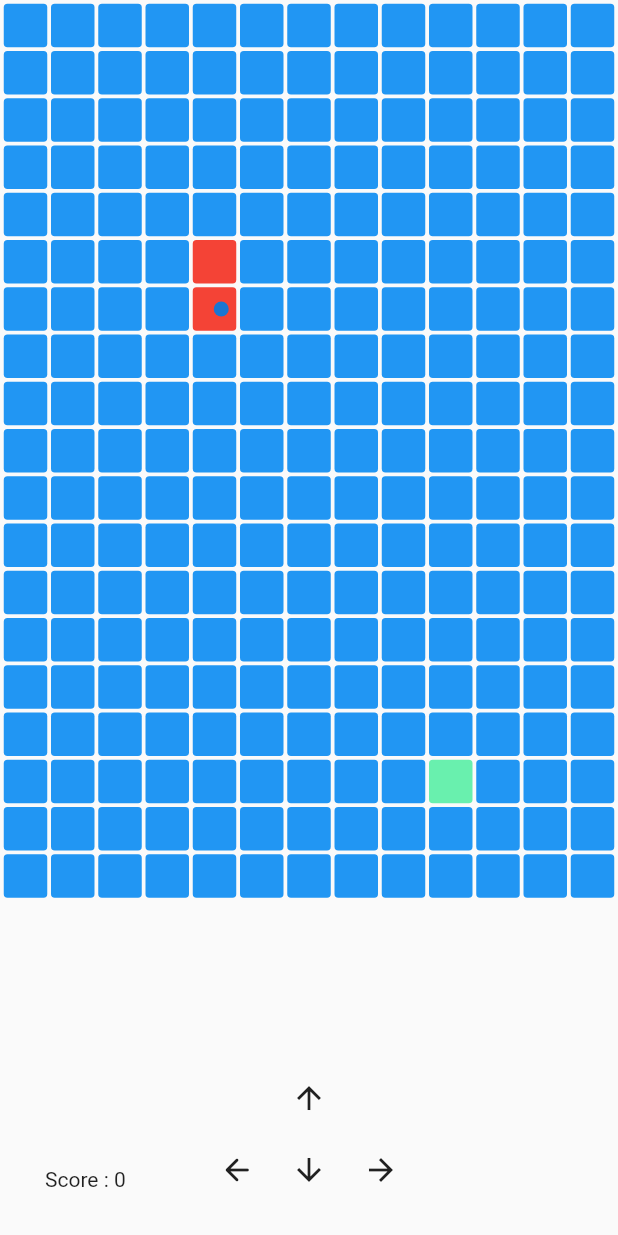
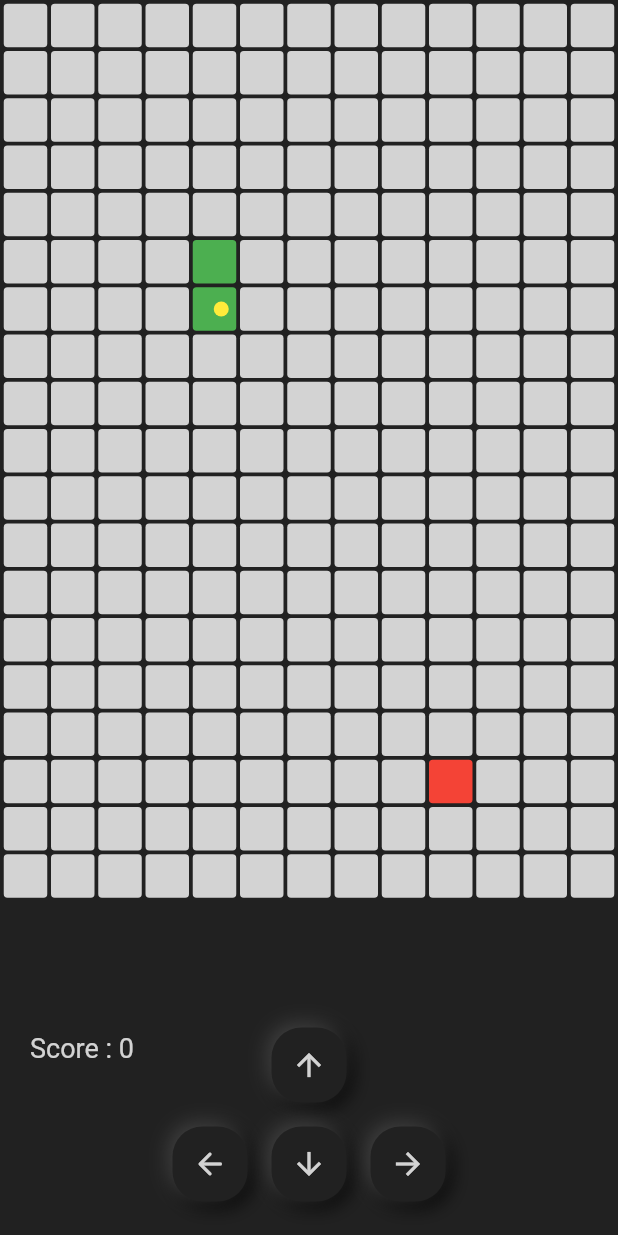
Before and after one commit to wrteam-priyansh/games-in-flutter, a Flutter app: the SnackGameScreen screen opened directly, on a phone screen of 412 x 824 dp. Run offline on Flutter 3.47's test engine with Material 2 defaults, Android fonts, the phone set to English and light mode, and no system bars; missing offline and left inert: flame.

Commit message:
completed snack game except comments

```diff
--- a/lib/screens/snackGameScreen.dart
+++ b/lib/screens/snackGameScreen.dart
@@ -27,9 +27,9 @@ class _SnackGameScreenState extends State<SnackGameScreen> {
   late double blockHeightAndWidth = 30.0;
 
   Color _gridContainerColor(int index) {
-    if (snake.contains(index)) return Colors.red;
-    if (foodIndex == index) return Colors.greenAccent;
-    return Theme.of(context).colorScheme.secondary;
+    if (snake.contains(index)) return Colors.green;
+    if (foodIndex == index) return Colors.red;
+    return Colors.white.withOpacity(0.8);
   }
 
   @override
@@ -41,7 +41,7 @@ class _SnackGameScreenState extends State<SnackGameScreen> {
   @override
   void initState() {
     super.initState();
-    Future.delayed(Duration.zero, () {
+    Future.delayed(Duration.zero, () async {
       columns = (MediaQuery.of(context).size.width ~/ blockHeightAndWidth);
       rows =
           (MediaQuery.of(context).size.height * (0.7) ~/ blockHeightAndWidth);
@@ -52,6 +52,7 @@ class _SnackGameScreenState extends State<SnackGameScreen> {
       foodIndex = RandomNumber.randomInteger(columns * rows);
 
       setState(() {});
+      await Future.delayed(Duration(milliseconds: 100));
       startTimer();
     });
   }
@@ -134,48 +135,80 @@ class _SnackGameScreenState extends State<SnackGameScreen> {
     });
   }
 
+  /*
+  if (snackDirection != SnackDirection.down) {
+          snackDirection = SnackDirection.up;
+        }
+   */
+  Widget _buildControlButton(IconData iconData, Function onTap) {
+    return Padding(
+      padding: const EdgeInsets.all(8.0),
+      child: GestureDetector(
+        onTap: () {
+          onTap();
+        },
+        child: Container(
+          decoration: BoxDecoration(
+              borderRadius: BorderRadius.circular(20.0),
+              color: Colors.grey.shade900,
+              boxShadow: [
+                BoxShadow(
+                  blurRadius: 10,
+                  color: Colors.black,
+                  offset: Offset(3, 3),
+                ),
+                BoxShadow(
+                  blurRadius: 10,
+                  color: Colors.grey.shade800,
+                  offset: Offset(-3, -3),
+                ),
+              ]),
+          child: Icon(
+            iconData,
+            color: Colors.white.withOpacity(0.8),
+          ),
+          height: 50.0,
+          width: 50.0,
+        ),
+      ),
+    );
+  }
+
   Widget _buildControlMenu() {
     return Align(
         alignment: Alignment.bottomCenter,
         child: Container(
-          margin: EdgeInsets.only(bottom: 20.0),
+          margin: EdgeInsets.only(bottom: 15.0),
           child: Column(
             mainAxisSize: MainAxisSize.min,
             crossAxisAlignment: CrossAxisAlignment.center,
             children: [
-              IconButton(
-                  onPressed: () {
+              _buildControlButton(Icons.arrow_upward, () {
                 if (snackDirection != SnackDirection.down) {
                   snackDirection = SnackDirection.up;
                 }
-                  },
-                  icon: Icon(Icons.arrow_upward)),
+              }),
               Row(
+                mainAxisSize: MainAxisSize.min,
                 mainAxisAlignment: MainAxisAlignment.center,
                 children: [
-                  IconButton(
-                      onPressed: () {
+                  _buildControlButton(Icons.arrow_back_rounded, () {
                     if (snackDirection != SnackDirection.right) {
                       snackDirection = SnackDirection.left;
                     }
-                      },
-                      icon: Icon(Icons.arrow_back_rounded)),
-                  IconButton(
-                      onPressed: () {
+                  }),
+                  _buildControlButton(Icons.arrow_downward, () {
                     if (snackDirection != SnackDirection.up) {
                       snackDirection = SnackDirection.down;
                     }
-                      },
-                      icon: Icon(Icons.arrow_downward)),
-                  IconButton(
-                      onPressed: () {
+                  }),
+                  _buildControlButton(Icons.arrow_forward, () {
                     if (snackDirection != SnackDirection.left) {
                       snackDirection = SnackDirection.right;
                     }
-                      },
-                      icon: Icon(Icons.arrow_forward)),
+                  }),
                 ],
-              )
+              ),
             ],
           ),
         ));
@@ -185,8 +218,12 @@ class _SnackGameScreenState extends State<SnackGameScreen> {
     return Align(
       alignment: Alignment.bottomLeft,
       child: Container(
-        margin: EdgeInsets.only(left: 30.0, bottom: 30.0),
-        child: Text("Score : $score"),
+        margin: EdgeInsets.only(left: 20.0, bottom: 115.0),
+        child: Text(
+          "Score : $score",
+          style:
+              TextStyle(color: Colors.white.withOpacity(0.8), fontSize: 18.0),
+        ),
       ),
     );
   }
@@ -194,6 +231,7 @@ class _SnackGameScreenState extends State<SnackGameScreen> {
   @override
   Widget build(BuildContext context) {
     return Scaffold(
+      backgroundColor: Colors.grey.shade900,
       body: isLoading
           ? Center(child: CircularProgressIndicator())
           : Stack(
@@ -242,6 +280,7 @@ class _SnackGameScreenState extends State<SnackGameScreen> {
                           alignment: Alignment.centerRight,
                           child: snake.first == index
                               ? CircleAvatar(
+                                  backgroundColor: Colors.yellow,
                                   radius: 5,
                                 )
                               : SizedBox(),
@@ -262,16 +301,28 @@ class _SnackGameScreenState extends State<SnackGameScreen> {
                         height: MediaQuery.of(context).size.height,
                         alignment: Alignment.center,
                         child: AlertDialog(
-                          content: Text("Score $score"),
+                          content: Text(
+                            "Score $score",
+                            style: TextStyle(
+                                color: Colors.grey.shade900,
+                                fontSize: 18.0,
+                                fontWeight: FontWeight.w600),
+                          ),
                           actions: [
                             CupertinoButton(
-                                child: Text("Back"),
+                                child: Text("Back",
+                                    style: TextStyle(
+                                        color: Colors.grey.shade900,
+                                        fontWeight: FontWeight.w500)),
                                 onPressed: () {
                                   //
                                   Navigator.of(context).pop();
                                 }),
                             CupertinoButton(
-                                child: Text("Play Again"),
+                                child: Text("Play Again",
+                                    style: TextStyle(
+                                        color: Colors.grey.shade900,
+                                        fontWeight: FontWeight.w500)),
                                 onPressed: () {
                                   reStart();
                                 }),
```
Lines whose indentation alone changed are shown as unchanged.
